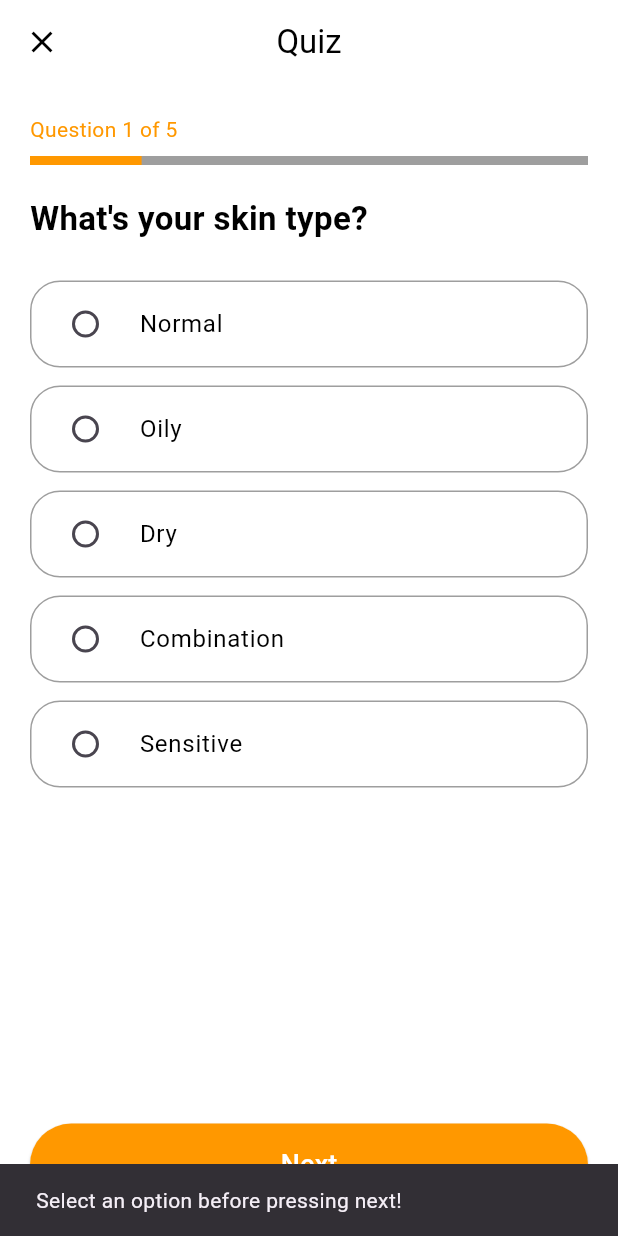
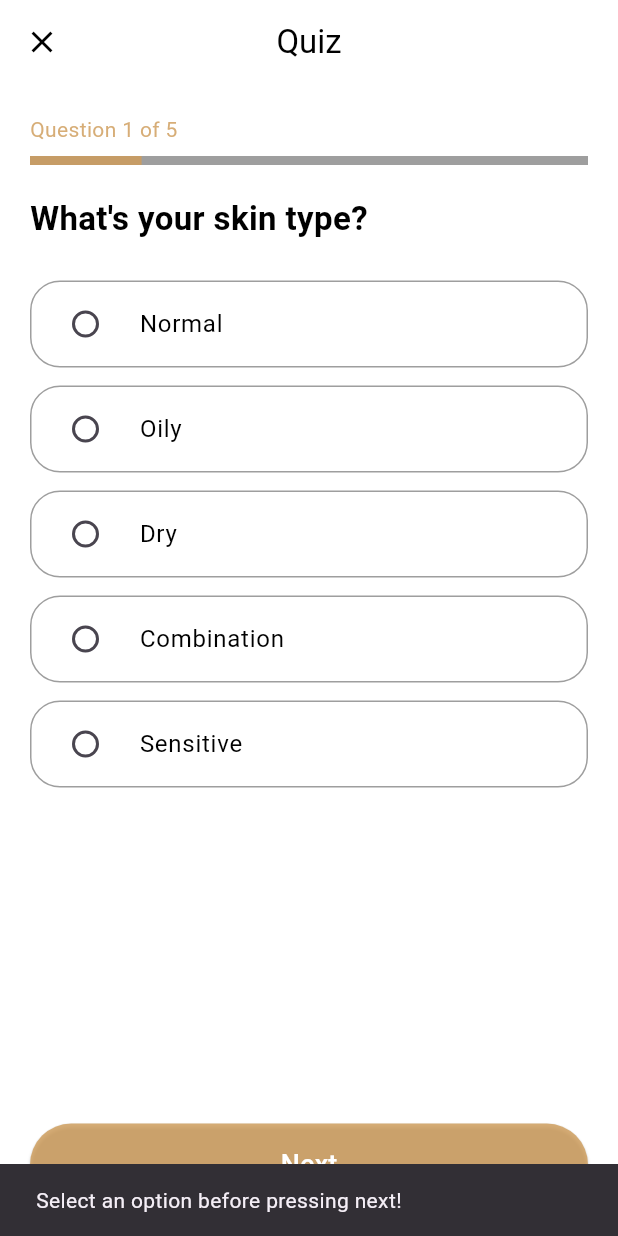
Before and after one commit to maimoona-mustafvi/Elura_skincare_app, a Flutter app: the QuizStart screen opened directly, after a tap on "Next", on a phone screen of 412 x 824 dp. Run offline on Flutter 3.47's test engine with Material 3 defaults, Android fonts, the phone set to English and light mode, and no system bars; our stand-ins replace geolocator, google_fonts.

Commit message:
added colors

```diff
--- a/lib/pages/bottomNavBar.dart
+++ b/lib/pages/bottomNavBar.dart
@@ -1,6 +1,6 @@
 import 'package:flutter/material.dart';
 import 'package:elura_skincare_app/pages/home_page.dart';
-import 'package:elura_skincare_app/pages/quiz_Page.dart';
+import 'package:elura_skincare_app/pages/quizwelcome.dart';
 import 'package:elura_skincare_app/pages/calender_Page.dart';
 import 'package:elura_skincare_app/pages/logs_page.dart';
 import 'package:elura_skincare_app/pages/reminders_page.dart';
@@ -14,7 +14,7 @@ class _MainNavigationState extends State<MainNavigation> {
   int selectedIndex = 0;
   final List<Widget> pages = [
     HomePage(),
-    QuizPage(),
+    Welcome(),
     CalendarPage(),
     LogPage(),
     RemindersPage(),
--- a/lib/pages/quizpage.dart
+++ b/lib/pages/quizpage.dart
@@ -92,7 +92,7 @@ class quizState extends State<QuizStart>{
                   "Question ${currentIndex+1} of ${questions.length}",
                   style: TextStyle(
                     fontSize: 14,
-                    color: Colors.orange,
+                    color: Color.fromARGB(210, 206, 156, 90),
                   )
               ),
             ),
@@ -100,7 +100,7 @@ class quizState extends State<QuizStart>{
 
             LinearProgressIndicator(
               value: progress,
-              color: Colors.orange,
+              color: Color.fromARGB(210, 206, 156, 90),
               backgroundColor: Colors.grey,
               minHeight: 6.0,
             ),
@@ -155,7 +155,7 @@ class quizState extends State<QuizStart>{
               onPressed: nextQuestion,
               style: ElevatedButton.styleFrom(
                 minimumSize: Size(double.infinity, 55),
-                backgroundColor: Colors.orange,
+                backgroundColor: Color.fromARGB(210, 206, 156, 90),
                 shape: RoundedRectangleBorder(
                     borderRadius: BorderRadius.circular(30)),
               ),
--- a/lib/pages/quizwelcome.dart
+++ b/lib/pages/quizwelcome.dart
@@ -7,7 +7,6 @@ class Welcome extends StatelessWidget{
   @override
   Widget build(BuildContext context) {
     return Scaffold(
-        backgroundColor: Color.fromARGB(255, 190, 168, 125),
         body: Container(
             decoration: BoxDecoration(
               image: DecorationImage(
```
Also changed, not shown: lib/pages/quiz_Page.dart (deleted, +0 -16 lines), lib/pages/quizresult.dart (+11 -11 lines), assets/images/acneserum.png (added), assets/images/cosrx.png (added), assets/images/cosrxsunscreenrainy.png (added), assets/images/daily.png (added), assets/images/darkspotgoaway.png (added), assets/images/elura_bg.png (added), assets/images/foaming.png (added), assets/images/haruharucoldrysunscreen.png (added), assets/images/hydrating.png (added), assets/images/klairsairy.png (added), assets/images/rednessazelaicanua.png (added), assets/images/retinolserum.png (added).
